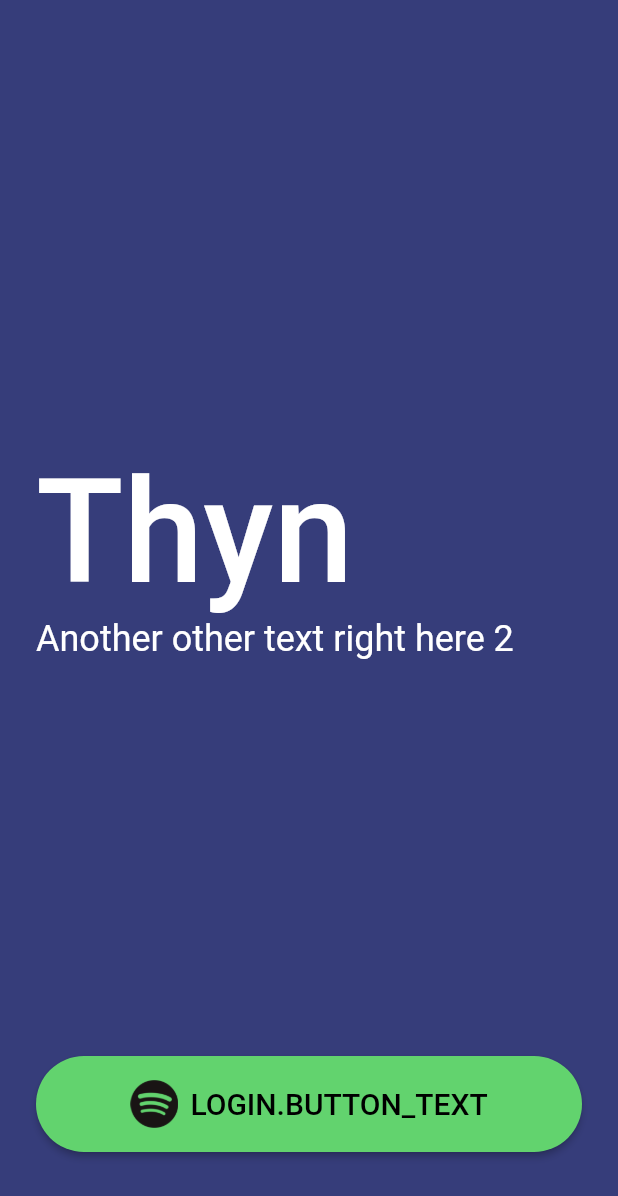
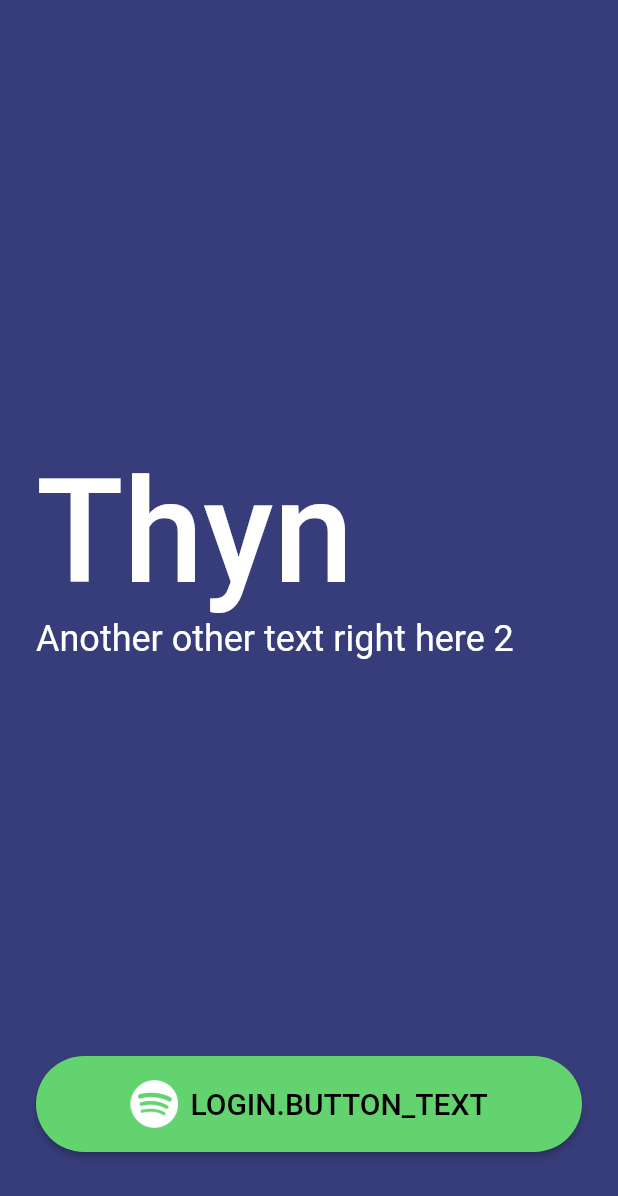
Before and after one commit to hobroker/thynui, a Flutter app: the screen it shows after launch, after a tap on "LOGIN.BUTTON_TEXT", on a phone screen of 412 x 824 dp. Shown: the top 1196 px of the screen. Run offline on Flutter 3.47's test engine with Material 2 defaults, Android fonts, the phone set to English and light mode, and no system bars; our stand-ins replace flutter_i18n, flutter_redux, redux; missing offline and left inert: redux_epics.

Commit message:
Update icons

```diff
--- a/lib/views/icons/spotify_icon.dart
+++ b/lib/views/icons/spotify_icon.dart
@@ -1,22 +1,7 @@
-import 'package:flutter/material.dart';
 import 'package:thynui/constants/asset_constants.dart';
-import 'package:thynui/views/icons/base_icon.dart';
+import 'package:thynui/views/icons/square_icon.dart';
 
-class SpotifyIcon extends StatelessWidget {
-  final double size;
-
-  const SpotifyIcon({
-    Key key,
-    this.size,
-  }) : super(key: key);
-
+class SpotifyIcon extends SquareIcon {
   @override
-  Widget build(BuildContext context) {
-    return BaseIcon(
-      size: size,
-      child: Image(
-        image: AssetImage(AssetConstants.icons.spotifyBlack),
-      ),
-    );
-  }
+  String get iconPath => AssetConstants.icons.spotifyWhite;
 }
--- a/lib/views/icons/base_icon.dart
+++ b/lib/views/icons/square_icon.dart
@@ -2,18 +2,20 @@ import 'dart:math';
 
 import 'package:flutter/material.dart';
 
-class BaseIcon extends StatelessWidget {
+abstract class SquareIcon extends StatelessWidget {
   final double size;
-  final Widget child;
 
-  const BaseIcon({
+  const SquareIcon({
     Key key,
-    @required this.child,
     this.size,
   }) : super(key: key);
 
+  String get iconPath => null;
+
   @override
   Widget build(BuildContext context) {
+    assert(iconPath != null);
+
     return LayoutBuilder(
       builder: (BuildContext context, BoxConstraints constraints) {
         var maxSize = min(constraints.maxHeight, constraints.maxWidth);
@@ -23,7 +25,7 @@ class BaseIcon extends StatelessWidget {
             maxHeight: size ?? maxSize,
             maxWidth: size ?? maxSize,
           ),
-          child: child,
+          child: Image(image: AssetImage(iconPath)),
         );
       },
     );
```
